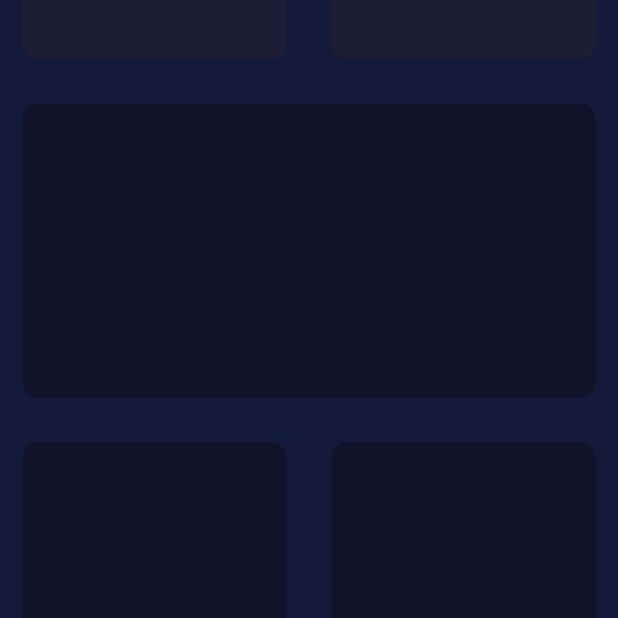
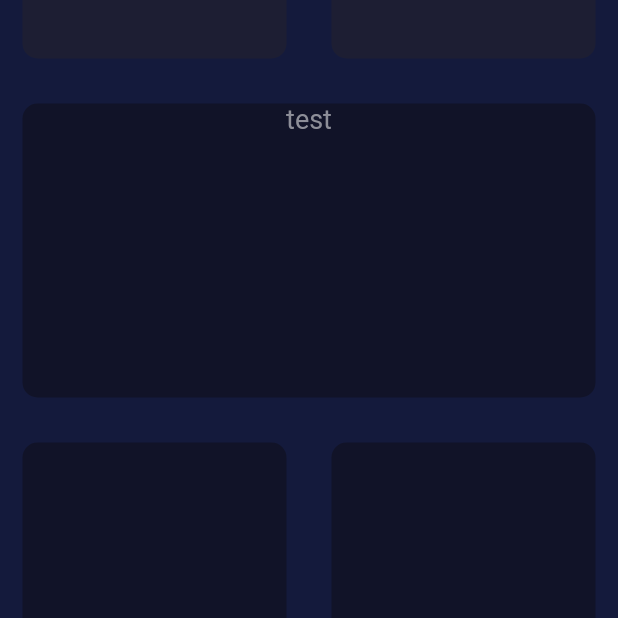
Before and after one commit to hajardami/simplebmicalculator, a Flutter app: the screen it shows after launch, on a phone screen of 412 x 824 dp, the part 342-960 px from its top. Run offline on Flutter 3.47's test engine with Material 2 defaults, Android fonts, the phone set to English and light mode, and no system bars; our stand-ins replace font_awesome_flutter.

```diff
--- a/lib/Icon_content.dart
+++ b/lib/Icon_content.dart
@@ -1,6 +1,7 @@
 import 'package:flutter/cupertino.dart';
 import 'package:flutter/material.dart';
 import 'package:font_awesome_flutter/font_awesome_flutter.dart';
+import 'constants.dart';
 
 class ContentIcon extends StatelessWidget {
   ContentIcon({required this.icon, required this.label});
@@ -21,10 +22,7 @@ class ContentIcon extends StatelessWidget {
         ),
         Text(
           label,
-          style: TextStyle(
-            fontSize: 18,
-            color: Color(0xFF8D8E98),
-          ),
+          style: kLabelTextStyle,
         )
       ],
     );
--- /dev/null
+++ b/lib/constants.dart
@@ -0,0 +1,10 @@
+import 'package:flutter/material.dart';
+
+const kBottomContainerHeight = 80.0;
+const Color kColorboxclicked = Color(0xFF1D1E33);
+const Color KColorbox = Color(0xFF111328);
+const Color KBottomcolor = Color(0xFFEB1555);
+const kLabelTextStyle = TextStyle(
+  fontSize: 18,
+  color: Color(0xFF8D8E98),
+);
--- a/lib/input_page.dart
+++ b/lib/input_page.dart
@@ -3,11 +3,8 @@ import 'package:flutter/material.dart';
 import 'package:font_awesome_flutter/font_awesome_flutter.dart';
 import 'reusable_card.dart';
 import 'Icon_content.dart';
+import 'constants.dart';
 
-const bottomContainerHeight = 80.0;
-const Color colorboxclicked = Color(0xFF1D1E33);
-const Color colorbox = Color(0xFF111328);
-const Color bottomcolor = Color(0xFFEB1555);
 enum Gender { male, female, none }
 
 class InputPage extends StatefulWidget {
@@ -37,8 +34,8 @@ class _InputPageState extends State<InputPage> {
                         });
                       },
                       colour: selectedGender == Gender.male
-                          ? colorbox
-                          : colorboxclicked,
+                          ? KColorbox
+                          : kColorboxclicked,
                       cardChild: ContentIcon(
                           label: "MALE", icon: FontAwesomeIcons.mars),
                     ),
@@ -51,8 +48,8 @@ class _InputPageState extends State<InputPage> {
                         });
                       },
                       colour: selectedGender == Gender.female
-                          ? colorbox
-                          : colorboxclicked,
+                          ? KColorbox
+                          : kColorboxclicked,
                       cardChild: ContentIcon(
                           label: "FEMALE", icon: FontAwesomeIcons.venus),
                     ),
@@ -65,7 +62,12 @@ class _InputPageState extends State<InputPage> {
                 children: [
                   Expanded(
                     child: ReusableCard(
-                      colour: colorbox,
+                      cardChild: Column(
+                        children: <Widget>[
+                          Text("test", style: kLabelTextStyle)
+                        ],
+                      ),
+                      colour: KColorbox,
                     ),
                   ),
                 ],
@@ -76,21 +78,21 @@ class _InputPageState extends State<InputPage> {
                 children: [
                   Expanded(
                     child: ReusableCard(
-                      colour: colorbox,
+                      colour: KColorbox,
                     ),
                   ),
                   Expanded(
                     child: ReusableCard(
-                      colour: colorbox,
+                      colour: KColorbox,
                     ),
                   ),
                 ],
               ),
             ),
             Container(
-              color: bottomcolor,
+              color: KBottomcolor,
               width: double.infinity,
-              height: bottomContainerHeight,
+              height: kBottomContainerHeight,
               margin: EdgeInsets.only(top: 10.0),
             )
           ],
```
